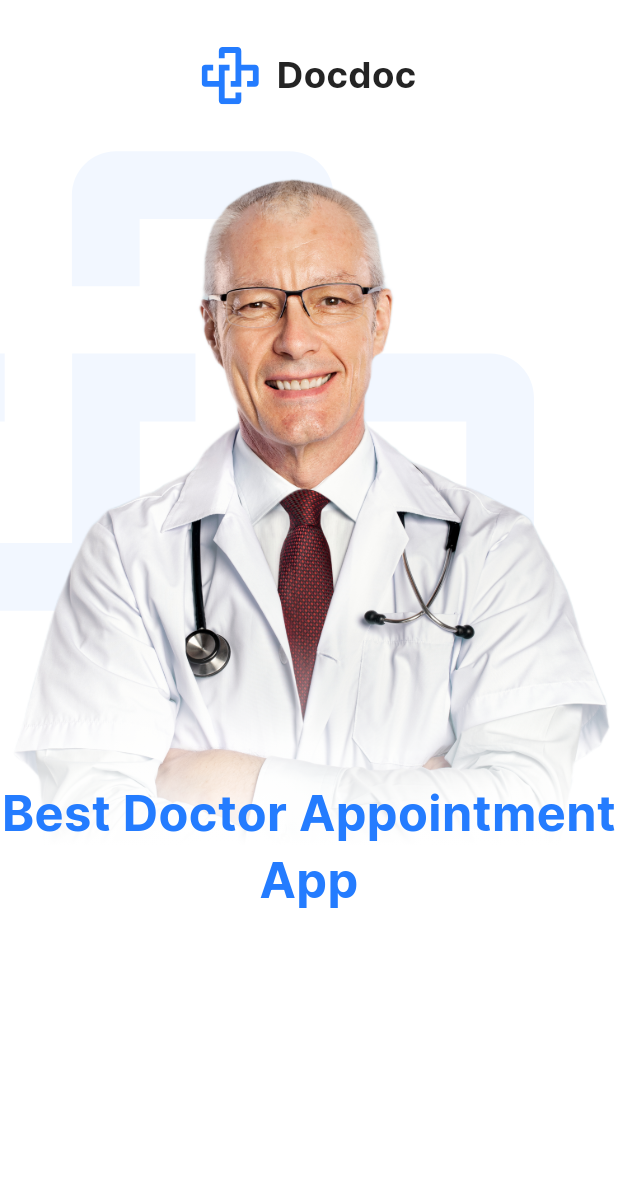
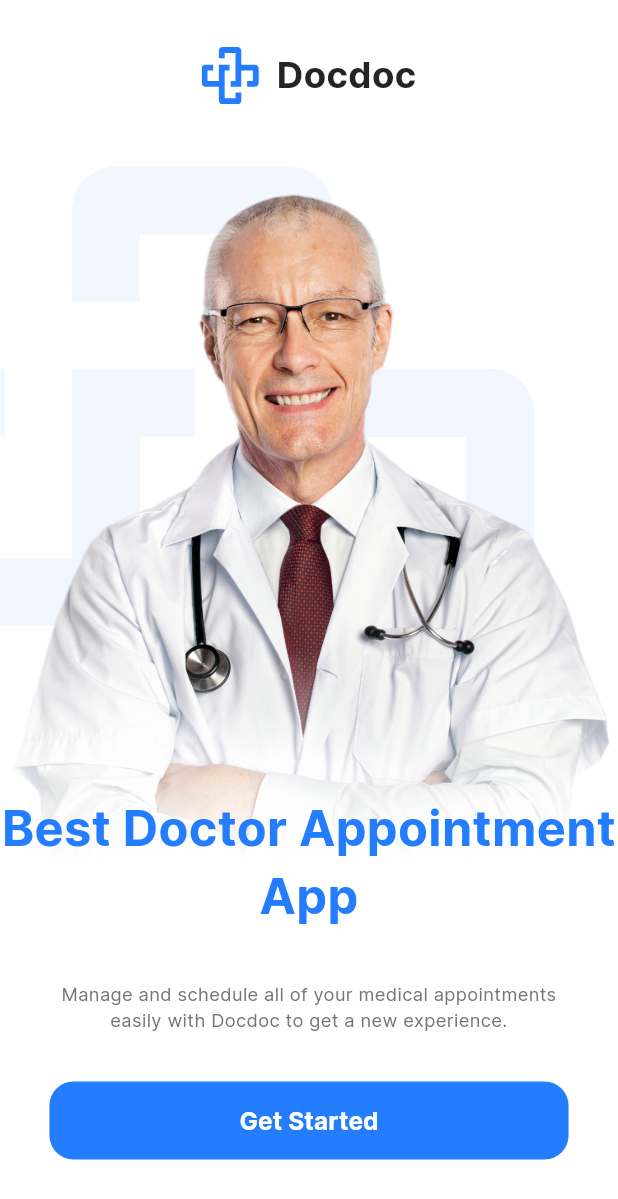
Before and after one commit to salsabilelshiekh2022/Docdoc_app, a Flutter app: the screen it shows after launch, on a phone screen of 412 x 824 dp. Shown: the top 1199 px of the screen. Run offline on Flutter 3.47's test engine with Material 3 defaults, Android fonts, the phone set to English and light mode, and no system bars; our stand-ins replace flutter_screenutil, flutter_svg.

Commit message:
-Create get started button

```diff
--- a/lib/core/routing/app_router.dart
+++ b/lib/core/routing/app_router.dart
@@ -1,4 +1,5 @@
 import 'package:doc_app/core/routing/routes.dart';
+import 'package:doc_app/features/auth/presentation/pages/login_page.dart';
 import 'package:doc_app/features/onboarding/presentation/pages/onboarding_page.dart';
 import 'package:flutter/material.dart';
 
@@ -9,6 +10,10 @@ class AppRouter {
         return MaterialPageRoute(
           builder: (_) => const OnboardingPage(),
         );
+      case Routes.loginPage:
+        return MaterialPageRoute(
+          builder: (_) => const LoginPage(),
+        );
 
       default:
         return MaterialPageRoute(
--- a/lib/core/theme/app_text_styles.dart
+++ b/lib/core/theme/app_text_styles.dart
@@ -13,12 +13,12 @@ abstract class AppTextStyle {
     color: AppColors.mainBlue,
     fontWeight: FontWeight.w700,
   );
-  static TextStyle font13Gray70Weight400 = TextStyle(
-    fontSize: 24.sp,
+  static TextStyle font12Gray70Weight400 = TextStyle(
+    fontSize: 12.sp,
     color: AppColors.gray70,
     fontWeight: FontWeight.w400,
   );
-  static TextStyle font16Gray24Weight600 = TextStyle(
+  static TextStyle font16WhiteWeight600 = TextStyle(
     fontSize: 16.sp,
     color: Colors.white,
     fontWeight: FontWeight.w700,
--- /dev/null
+++ b/lib/features/auth/presentation/pages/login_page.dart
@@ -0,0 +1,12 @@
+import 'package:flutter/material.dart';
+
+class LoginPage extends StatelessWidget {
+  const LoginPage({super.key});
+
+  @override
+  Widget build(BuildContext context) {
+    return const Scaffold(
+      body: Center(child: Text('LOGIN PAGE')),
+    );
+  }
+}
--- a/lib/features/onboarding/presentation/pages/onboarding_page.dart
+++ b/lib/features/onboarding/presentation/pages/onboarding_page.dart
@@ -1,8 +1,12 @@
+import 'package:doc_app/core/theme/app_text_styles.dart';
 import 'package:doc_app/core/utils/spacing.dart';
 import 'package:doc_app/features/onboarding/presentation/widgets/doc_logo_and_name.dart';
 import 'package:doc_app/features/onboarding/presentation/widgets/doctor_image_and_text.dart';
+import 'package:doc_app/generated/l10n.dart';
 import 'package:flutter/material.dart';
 import 'package:flutter_screenutil/flutter_screenutil.dart';
+
+import '../widgets/get_started_button.dart';
 
 class OnboardingPage extends StatelessWidget {
   const OnboardingPage({super.key});
@@ -18,8 +22,23 @@ class OnboardingPage extends StatelessWidget {
             child: Column(
               children: [
                 const DocLogoAndName(),
-                verticalSpace(30),
-                const DoctorImageAndText()
+                verticalSpace(40),
+                const DoctorImageAndText(),
+                Padding(
+                  padding:
+                      EdgeInsets.symmetric(horizontal: 30.w, vertical: 5.h),
+                  child: Column(
+                    children: [
+                      Text(
+                        textAlign: TextAlign.center,
+                        S.of(context).onboareding_subtitile,
+                        style: AppTextStyle.font12Gray70Weight400,
+                      ),
+                      verticalSpace(32),
+                      const GetStartedButton()
+                    ],
+                  ),
+                )
               ],
             ),
           ),
--- a/lib/features/onboarding/presentation/widgets/doctor_image_and_text.dart
+++ b/lib/features/onboarding/presentation/widgets/doctor_image_and_text.dart
@@ -14,7 +14,6 @@ class DoctorImageAndText extends StatelessWidget {
       children: [
         SvgPicture.asset(AppAssets.docdocLogoLowOpacity),
         Container(
-          child: Image.asset(AppAssets.onboardingDoctor),
           foregroundDecoration: BoxDecoration(
               gradient: LinearGradient(
                   colors: [
@@ -24,6 +23,7 @@ class DoctorImageAndText extends StatelessWidget {
                   begin: Alignment.bottomCenter,
                   end: Alignment.topCenter,
                   stops: const [0.14, 0.4])),
+          child: Image.asset(AppAssets.onboardingDoctor),
         ),
         Positioned(
           left: 0,
--- /dev/null
+++ b/lib/features/onboarding/presentation/widgets/get_started_button.dart
@@ -0,0 +1,36 @@
+import 'package:doc_app/core/theme/app_colors.dart';
+import 'package:doc_app/core/theme/app_text_styles.dart';
+import 'package:doc_app/core/utils/extention.dart';
+import 'package:flutter/material.dart';
+
+import '../../../../core/routing/routes.dart';
+import '../../../../generated/l10n.dart';
+
+class GetStartedButton extends StatelessWidget {
+  const GetStartedButton({super.key});
+
+  @override
+  Widget build(BuildContext context) {
+    return TextButton(
+      onPressed: () {
+        context.pushNamed(Routes.loginPage);
+      },
+      style: ButtonStyle(
+        backgroundColor: MaterialStateProperty.all(AppColors.mainBlue),
+        tapTargetSize: MaterialTapTargetSize.shrinkWrap,
+        minimumSize: MaterialStateProperty.all(
+          const Size(double.infinity, 52),
+        ),
+        shape: MaterialStateProperty.all(
+          RoundedRectangleBorder(
+            borderRadius: BorderRadius.circular(16),
+          ),
+        ),
+      ),
+      child: Text(
+        S.of(context).get_started,
+        style: AppTextStyle.font16WhiteWeight600,
+      ),
+    );
+  }
+}
--- a/lib/l10n/intl_ar.arb
+++ b/lib/l10n/intl_ar.arb
@@ -1,5 +1,6 @@
 {
     "title":"Docdoc",
     "best_doctor": "أفضل تطبيق لحجز المواعيد الطبية",
-    "onboareding_subtitile": "ادارة وجدولة كل مواعيدك الطبية بسهولة مع دوكدوك لتحصل على تجربة جديدة."
+    "onboareding_subtitile": "ادارة وجدولة كل مواعيدك الطبية بسهولة مع دوكدوك لتحصل على تجربة جديدة.",
+    "get_started": "ابدأ الآن"
 }
--- a/lib/l10n/intl_en.arb
+++ b/lib/l10n/intl_en.arb
@@ -1,6 +1,7 @@
 {
     "title":"Docdoc",
     "best_doctor":"Best Doctor Appointment App",
-    "onboareding_subtitile" :"Manage and schedule all of your medical appointments easily with Docdoc to get a new experience."
+    "onboareding_subtitile" :"Manage and schedule all of your medical appointments easily with Docdoc to get a new experience.",
+    "get_started" :"Get Started"
 
 }
```
Also changed, not shown: lib/generated/intl/messages_ar.dart, lib/generated/intl/messages_en.dart, lib/generated/l10n.dart.
